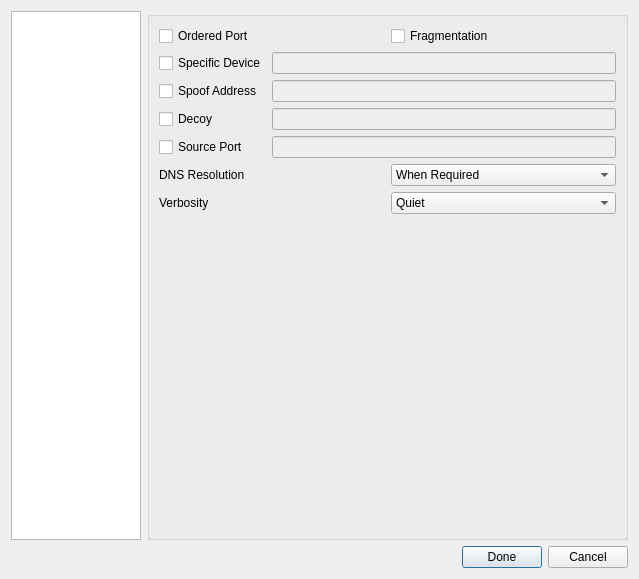
Before: the Qt Designer form src/app/profiler/profilerdialog.ui in nmapsi4/nmapsi4, drawn with Qt 5.
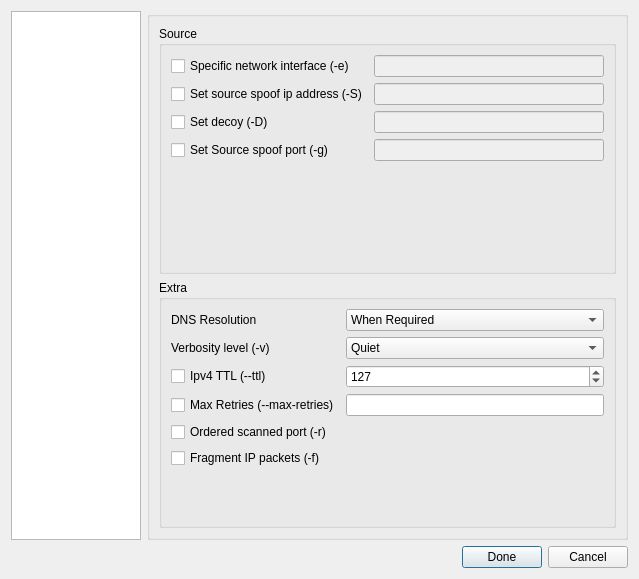
After: the same form once the commit is applied. The open tabs and pages were chosen to show the change. Icons and pictures are not drawn.

Commit message: options: new options and layout.

```diff
--- a/src/app/profiler/profilerdialog.ui
+++ b/src/app/profiler/profilerdialog.ui
@@ -539,26 +539,6 @@
               <item>
                <layout class="QGridLayout" name="gridLayout_15">
                 <item row="0" column="0">
-                 <widget class="QCheckBox" name="TcheckIpv4ttl">
-                  <property name="text">
-                   <string>Ipv4 TTL (--ttl)</string>
-                  </property>
-                 </widget>
-                </item>
-                <item row="0" column="1">
-                 <widget class="QSpinBox" name="spinBoxIpv4ttl">
-                  <property name="enabled">
-                   <bool>true</bool>
-                  </property>
-                  <property name="maximum">
-                   <number>255</number>
-                  </property>
-                  <property name="value">
-                   <number>127</number>
-                  </property>
-                 </widget>
-                </item>
-                <item row="1" column="0">
                  <widget class="QCheckBox" name="TcheckMinPar">
                   <property name="text">
                    <string>Min outstanding probes (--min-parallelism)</string>
@@ -771,29 +751,17 @@
              </property>
              <layout class="QVBoxLayout" name="verticalLayout_18">
               <item>
-               <layout class="QHBoxLayout" name="horizontalLayout_20">
-                <item>
-                 <widget class="QCheckBox" name="checkOrdered">
-                  <property name="text">
-                   <string>Ordered Port</string>
-                  </property>
-                 </widget>
-                </item>
-                <item>
-                 <widget class="QCheckBox" name="checkFrag">
-                  <property name="text">
-                   <string>Fragmentation</string>
-                  </property>
-                 </widget>
-                </item>
-               </layout>
-              </item>
+               <widget class="QGroupBox" name="groupBox_5">
+                <property name="title">
+                 <string>Source</string>
+                </property>
+                <layout class="QVBoxLayout" name="verticalLayout_4">
               <item>
                <layout class="QGridLayout" name="gridLayout_18">
                 <item row="0" column="0">
                  <widget class="QCheckBox" name="checkBoxDevice">
                   <property name="text">
-                   <string>Specific Device</string>
+                      <string>Specific network interface (-e)</string>
                   </property>
                  </widget>
                 </item>
@@ -807,7 +775,7 @@
                 <item row="1" column="0">
                  <widget class="QCheckBox" name="checkSpoof">
                   <property name="text">
-                   <string>Spoof Address</string>
+                      <string>Set source spoof ip address (-S)</string>
                   </property>
                  </widget>
                 </item>
@@ -821,7 +789,7 @@
                 <item row="2" column="0">
                  <widget class="QCheckBox" name="checkDecoy">
                   <property name="text">
-                   <string>Decoy</string>
+                      <string>Set decoy (-D)</string>
                   </property>
                  </widget>
                 </item>
@@ -835,7 +803,7 @@
                 <item row="3" column="0">
                  <widget class="QCheckBox" name="checkSourcePort">
                   <property name="text">
-                   <string>Source Port</string>
+                      <string>Set Source spoof port (-g)</string>
                   </property>
                  </widget>
                 </item>
@@ -849,15 +817,37 @@
                </layout>
               </item>
               <item>
-               <layout class="QHBoxLayout" name="horizontalLayout_18">
+                  <spacer name="verticalSpacer_5">
+                   <property name="orientation">
+                    <enum>Qt::Vertical</enum>
+                   </property>
+                   <property name="sizeHint" stdset="0">
+                    <size>
+                     <width>20</width>
+                     <height>40</height>
+                    </size>
+                   </property>
+                  </spacer>
+                 </item>
+                </layout>
+               </widget>
+              </item>
                 <item>
+               <widget class="QGroupBox" name="groupBox_7">
+                <property name="title">
+                 <string>Extra</string>
+                </property>
+                <layout class="QVBoxLayout" name="verticalLayout_6">
+                 <item>
+                  <layout class="QGridLayout" name="gridLayout_2">
+                   <item row="1" column="0">
                  <widget class="QLabel" name="label_40">
                   <property name="text">
                    <string>DNS Resolution</string>
                   </property>
                  </widget>
                 </item>
-                <item>
+                   <item row="1" column="1">
                  <widget class="QComboBox" name="comboDNSResolv">
                   <item>
                    <property name="text">
@@ -876,18 +866,14 @@
                   </item>
                  </widget>
                 </item>
-               </layout>
-              </item>
-              <item>
-               <layout class="QHBoxLayout" name="horizontalLayout_19">
-                <item>
+                   <item row="2" column="0">
                  <widget class="QLabel" name="label_41">
                   <property name="text">
-                   <string>Verbosity</string>
+                      <string>Verbosity level (-v)</string>
                   </property>
                  </widget>
                 </item>
-                <item>
+                   <item row="2" column="1">
                  <widget class="QComboBox" name="comboVerbosity">
                   <item>
                    <property name="text">
@@ -916,23 +902,67 @@
                   </item>
                  </widget>
                 </item>
+                   <item row="5" column="0">
+                    <widget class="QCheckBox" name="checkOrdered">
+                     <property name="text">
+                      <string>Ordered scanned port (-r)</string>
+                     </property>
+                    </widget>
+                   </item>
+                   <item row="6" column="0">
+                    <widget class="QCheckBox" name="checkFrag">
+                     <property name="text">
+                      <string>Fragment IP packets (-f)</string>
+                     </property>
+                    </widget>
+                   </item>
+                   <item row="3" column="0">
+                    <widget class="QCheckBox" name="TcheckIpv4ttl">
+                     <property name="text">
+                      <string>Ipv4 TTL (--ttl)</string>
+                     </property>
+                    </widget>
+                   </item>
+                   <item row="3" column="1">
+                    <widget class="QSpinBox" name="spinBoxIpv4ttl">
+                     <property name="enabled">
+                      <bool>true</bool>
+                     </property>
+                     <property name="maximum">
+                      <number>255</number>
+                     </property>
+                     <property name="value">
+                      <number>127</number>
+                     </property>
+                    </widget>
+                   </item>
+                   <item row="4" column="0">
+                    <widget class="QCheckBox" name="checkMaxRetries">
+                     <property name="text">
+                      <string>Max Retries (--max-retries)</string>
+                     </property>
+                    </widget>
+                   </item>
+                   <item row="4" column="1">
+                    <widget class="QLineEdit" name="lineMaxRetries"/>
+                   </item>
                </layout>
               </item>
               <item>
-               <spacer name="verticalSpacer_5">
+                  <spacer name="verticalSpacer_6">
                 <property name="orientation">
                  <enum>Qt::Vertical</enum>
                 </property>
-                <property name="sizeType">
-                 <enum>QSizePolicy::Expanding</enum>
-                </property>
                 <property name="sizeHint" stdset="0">
                  <size>
-                  <width>0</width>
-                  <height>0</height>
+                     <width>20</width>
+                     <height>40</height>
                  </size>
                 </property>
                </spacer>
+                 </item>
+                </layout>
+               </widget>
               </item>
              </layout>
             </widget>
```
Left out of the diff: 250 changed lines with no effect on the pictures. Lines whose indentation alone changed are shown as unchanged. The commit also changes 1 other file.
